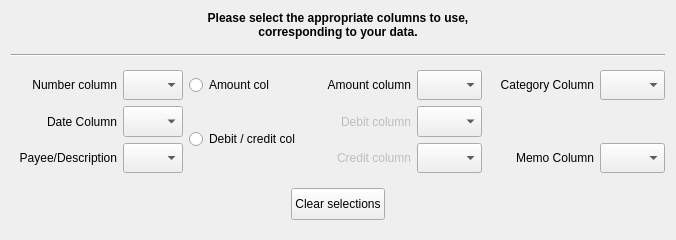
Above: kmymoney/plugins/csvimport/bankingwizardpage.ui from KDE/kmymoney before the change. Below: the same form after it.
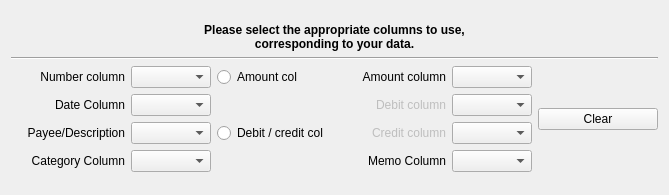
That is the form after the change. Custom widgets are drawn as their Qt base class.

```diff
--- a/kmymoney/plugins/csvimport/bankingwizardpage.ui
+++ b/kmymoney/plugins/csvimport/bankingwizardpage.ui
@@ -6,88 +6,55 @@
    <rect>
     <x>0</x>
     <y>0</y>
-    <width>675</width>
-    <height>240</height>
+    <width>669</width>
+    <height>195</height>
    </rect>
   </property>
   <property name="minimumSize">
    <size>
-    <width>0</width>
-    <height>230</height>
+    <width>600</width>
+    <height>190</height>
    </size>
   </property>
   <property name="maximumSize">
    <size>
     <width>16777215</width>
-    <height>267</height>
+    <height>230</height>
    </size>
   </property>
   <property name="windowTitle">
    <string>Banking Wizard Page</string>
   </property>
-  <layout class="QGridLayout" name="gridLayout_2">
-   <item row="0" column="0">
-    <layout class="QHBoxLayout" name="horizontalLayout" stretch="4,100,4">
+  <layout class="QVBoxLayout" name="verticalLayout_2">
+   <item>
+    <layout class="QVBoxLayout" name="verticalLayout">
      <item>
-      <spacer name="horizontalSpacer">
-       <property name="orientation">
-        <enum>Qt::Horizontal</enum>
+      <widget class="QLabel" name="label">
+       <property name="sizePolicy">
+        <sizepolicy hsizetype="Preferred" vsizetype="Fixed">
+         <horstretch>0</horstretch>
+         <verstretch>0</verstretch>
+        </sizepolicy>
        </property>
-       <property name="sizeHint" stdset="0">
-        <size>
-         <width>40</width>
-         <height>20</height>
-        </size>
-       </property>
-      </spacer>
-     </item>
-     <item>
-      <layout class="QVBoxLayout" name="verticalLayout_2" stretch="20,5,3,5,70,0">
-       <item>
-        <widget class="QLabel" name="label">
-         <property name="text">
-          <string>&lt;!DOCTYPE HTML PUBLIC &quot;-//W3C//DTD HTML 4.0//EN&quot; &quot;http://www.w3.org/TR/REC-html40/strict.dtd&quot;&gt;
+       <property name="text">
+        <string>&lt;!DOCTYPE HTML PUBLIC &quot;-//W3C//DTD HTML 4.0//EN&quot; &quot;http://www.w3.org/TR/REC-html40/strict.dtd&quot;&gt;
 &lt;html&gt;&lt;head&gt;&lt;meta name=&quot;qrichtext&quot; content=&quot;1&quot; /&gt;&lt;style type=&quot;text/css&quot;&gt;
 p, li { white-space: pre-wrap; }
 &lt;/style&gt;&lt;/head&gt;&lt;body style=&quot; font-family:'Sans'; font-size:9pt; font-weight:400; font-style:normal;&quot;&gt;
 &lt;p align=&quot;center&quot; style=&quot; margin-top:0px; margin-bottom:0px; margin-left:0px; margin-right:0px; -qt-block-indent:0; text-indent:0px;&quot;&gt;&lt;span style=&quot; font-weight:600;&quot;&gt;Please select the appropriate columns to use,&lt;/span&gt;&lt;/p&gt;
 &lt;p align=&quot;center&quot; style=&quot; margin-top:0px; margin-bottom:0px; margin-left:0px; margin-right:0px; -qt-block-indent:0; text-indent:0px;&quot;&gt;&lt;span style=&quot; font-weight:600;&quot;&gt;corresponding to your data.&lt;/span&gt;&lt;/p&gt;&lt;/body&gt;&lt;/html&gt;</string>
-         </property>
-        </widget>
-       </item>
-       <item>
-        <spacer name="verticalSpacer_3">
-         <property name="orientation">
-          <enum>Qt::Vertical</enum>
-         </property>
-         <property name="sizeHint" stdset="0">
-          <size>
-           <width>654</width>
-           <height>13</height>
-          </size>
-         </property>
-        </spacer>
-       </item>
-       <item>
-        <widget class="Line" name="line_4">
-         <property name="orientation">
-          <enum>Qt::Horizontal</enum>
-         </property>
-        </widget>
-       </item>
-       <item>
-        <spacer name="verticalSpacer_4">
-         <property name="orientation">
-          <enum>Qt::Vertical</enum>
-         </property>
-         <property name="sizeHint" stdset="0">
-          <size>
-           <width>648</width>
-           <height>13</height>
-          </size>
-         </property>
-        </spacer>
-       </item>
+       </property>
+      </widget>
+     </item>
+     <item>
+      <widget class="Line" name="line_4">
+       <property name="orientation">
+        <enum>Qt::Horizontal</enum>
+       </property>
+      </widget>
+     </item>
+     <item>
+      <layout class="QHBoxLayout" name="horizontalLayout">
        <item>
         <layout class="QGridLayout" name="gridLayout">
          <item row="0" column="0">
@@ -95,13 +62,13 @@
            <property name="minimumSize">
             <size>
              <width>0</width>
-             <height>30</height>
+             <height>20</height>
             </size>
            </property>
            <property name="maximumSize">
             <size>
-             <width>16777215</width>
-             <height>40</height>
+             <width>120</width>
+             <height>25</height>
             </size>
            </property>
            <property name="font">
@@ -122,22 +89,16 @@
          </item>
          <item row="0" column="1">
           <widget class="KComboBox" name="comboBoxBnk_numberCol">
-           <property name="sizePolicy">
-            <sizepolicy hsizetype="Preferred" vsizetype="Preferred">
-             <horstretch>0</horstretch>
-             <verstretch>0</verstretch>
-            </sizepolicy>
-           </property>
            <property name="minimumSize">
             <size>
-             <width>45</width>
-             <height>30</height>
+             <width>50</width>
+             <height>0</height>
             </size>
            </property>
            <property name="maximumSize">
             <size>
-             <width>60</width>
-             <height>40</height>
+             <width>80</width>
+             <height>16777215</height>
             </size>
            </property>
            <property name="toolTip">
@@ -153,12 +114,6 @@
          </item>
          <item row="0" column="2">
           <widget class="QRadioButton" name="radioBnk_amount">
-           <property name="sizePolicy">
-            <sizepolicy hsizetype="Minimum" vsizetype="Preferred">
-             <horstretch>0</horstretch>
-             <verstretch>0</verstretch>
-            </sizepolicy>
-           </property>
            <property name="minimumSize">
             <size>
              <width>0</width>
@@ -167,8 +122,8 @@
            </property>
            <property name="maximumSize">
             <size>
-             <width>16777215</width>
-             <height>40</height>
+             <width>140</width>
+             <height>25</height>
             </size>
            </property>
            <property name="font">
@@ -201,13 +156,13 @@
            <property name="minimumSize">
             <size>
              <width>0</width>
-             <height>30</height>
+             <height>20</height>
             </size>
            </property>
            <property name="maximumSize">
             <size>
-             <width>16777215</width>
-             <height>40</height>
+             <width>110</width>
+             <height>25</height>
             </size>
            </property>
            <property name="font">
@@ -228,22 +183,16 @@
          </item>
          <item row="0" column="4">
           <widget class="KComboBox" name="comboBoxBnk_amountCol">
-           <property name="sizePolicy">
-            <sizepolicy hsizetype="Preferred" vsizetype="Preferred">
-             <horstretch>0</horstretch>
-             <verstretch>0</verstretch>
-            </sizepolicy>
-           </property>
            <property name="minimumSize">
             <size>
-             <width>65</width>
-             <height>30</height>
+             <width>50</width>
+             <height>0</height>
             </size>
            </property>
            <property name="maximumSize">
             <size>
-             <width>60</width>
-             <height>40</height>
+             <width>80</width>
+             <height>16777215</height>
             </size>
            </property>
            <property name="toolTip">
@@ -254,76 +203,18 @@
            </property>
           </widget>
          </item>
-         <item row="0" column="5">
-          <widget class="QLabel" name="labelBnk_category">
-           <property name="minimumSize">
-            <size>
-             <width>0</width>
-             <height>30</height>
-            </size>
-           </property>
-           <property name="maximumSize">
-            <size>
-             <width>16777215</width>
-             <height>40</height>
-            </size>
-           </property>
-           <property name="font">
-            <font>
-             <underline>false</underline>
-            </font>
-           </property>
-           <property name="accessibleName">
-            <string comment="column containing number field"/>
-           </property>
-           <property name="text">
-            <string comment="column containing number field">Category Column</string>
-           </property>
-           <property name="alignment">
-            <set>Qt::AlignRight|Qt::AlignTrailing|Qt::AlignVCenter</set>
-           </property>
-          </widget>
-         </item>
-         <item row="0" column="6">
-          <widget class="KComboBox" name="comboBoxBnk_categoryCol">
-           <property name="sizePolicy">
-            <sizepolicy hsizetype="Preferred" vsizetype="Preferred">
-             <horstretch>0</horstretch>
-             <verstretch>0</verstretch>
-            </sizepolicy>
-           </property>
-           <property name="minimumSize">
-            <size>
-             <width>65</width>
-             <height>30</height>
-            </size>
-           </property>
-           <property name="maximumSize">
-            <size>
-             <width>60</width>
-             <height>40</height>
-            </size>
-           </property>
-           <property name="toolTip">
-            <string>Select column containing category field.</string>
-           </property>
-           <property name="maxVisibleItems">
-            <number>12</number>
-           </property>
-          </widget>
-         </item>
          <item row="1" column="0">
           <widget class="QLabel" name="labelBnk_date">
            <property name="minimumSize">
             <size>
-             <width>20</width>
-             <height>0</height>
+             <width>0</width>
+             <height>20</height>
             </size>
            </property>
            <property name="maximumSize">
             <size>
-             <width>16777215</width>
-             <height>40</height>
+             <width>120</width>
+             <height>25</height>
             </size>
            </property>
            <property name="font">
@@ -344,22 +235,16 @@
          </item>
          <item row="1" column="1">
           <widget class="KComboBox" name="comboBoxBnk_dateCol">
-           <property name="sizePolicy">
-            <sizepolicy hsizetype="Preferred" vsizetype="Preferred">
-             <horstretch>0</horstretch>
-             <verstretch>0</verstretch>
-            </sizepolicy>
-           </property>
            <property name="minimumSize">
             <size>
-             <width>45</width>
-             <height>30</height>
+             <width>50</width>
+             <height>0</height>
             </size>
            </property>
            <property name="maximumSize">
             <size>
-             <width>60</width>
-             <height>40</height>
+             <width>80</width>
+             <height>16777215</height>
             </size>
            </property>
            <property name="toolTip">
@@ -370,45 +255,6 @@
            </property>
           </widget>
          </item>
-         <item row="1" column="2" rowspan="2">
-          <widget class="QRadioButton" name="radioBnk_debCred">
-           <property name="sizePolicy">
-            <sizepolicy hsizetype="Minimum" vsizetype="Preferred">
-             <horstretch>0</horstretch>
-             <verstretch>0</verstretch>
-            </sizepolicy>
-           </property>
-           <property name="minimumSize">
-            <size>
-             <width>0</width>
-             <height>40</height>
-            </size>
-           </property>
-           <property name="maximumSize">
-            <size>
-             <width>16777215</width>
-             <height>60</height>
-            </size>
-           </property>
-           <property name="font">
-            <font>
-             <underline>false</underline>
-            </font>
-           </property>
-           <property name="toolTip">
-            <string>Select 'Debit/credit' if both columns exist, otherwise select 'Amount'.</string>
-           </property>
-           <property name="accessibleName">
-            <string comment="presence of debit and credit column"/>
-           </property>
-           <property name="text">
-            <string comment="presence of debit/credit columns">Debit / credit col</string>
-           </property>
-           <property name="checked">
-            <bool>false</bool>
-           </property>
-          </widget>
-         </item>
          <item row="1" column="3">
           <widget class="QLabel" name="labelBnk_debits">
            <property name="enabled">
@@ -417,13 +263,13 @@
            <property name="minimumSize">
             <size>
              <width>0</width>
-             <height>30</height>
+             <height>20</height>
             </size>
            </property>
            <property name="maximumSize">
             <size>
-             <width>16777215</width>
-             <height>40</height>
+             <width>110</width>
+             <height>25</height>
             </size>
            </property>
            <property name="font">
@@ -444,22 +290,16 @@
          </item>
          <item row="1" column="4">
           <widget class="KComboBox" name="comboBoxBnk_debitCol">
-           <property name="sizePolicy">
-            <sizepolicy hsizetype="Preferred" vsizetype="Preferred">
-             <horstretch>0</horstretch>
-             <verstretch>0</verstretch>
-            </sizepolicy>
-           </property>
            <property name="minimumSize">
             <size>
-             <width>65</width>
-             <height>30</height>
+             <width>50</width>
+             <height>0</height>
             </size>
            </property>
            <property name="maximumSize">
             <size>
-             <width>60</width>
-             <height>40</height>
+             <width>80</width>
+             <height>16777215</height>
             </size>
            </property>
            <property name="toolTip">
@@ -475,13 +315,13 @@
            <property name="minimumSize">
             <size>
              <width>0</width>
-             <height>30</height>
+             <height>20</height>
             </size>
            </property>
            <property name="maximumSize">
             <size>
-             <width>16777215</width>
-             <height>40</height>
+             <width>130</width>
+             <height>25</height>
             </size>
            </property>
            <property name="font">
@@ -502,22 +342,16 @@
          </item>
          <item row="2" column="1">
           <widget class="KComboBox" name="comboBoxBnk_payeeCol">
-           <property name="sizePolicy">
-            <sizepolicy hsizetype="Preferred" vsizetype="Preferred">
-             <horstretch>0</horstretch>
-             <verstretch>0</verstretch>
-            </sizepolicy>
-           </property>
            <property name="minimumSize">
             <size>
-             <width>45</width>
-             <height>30</height>
+             <width>50</width>
+             <height>0</height>
             </size>
            </property>
            <property name="maximumSize">
             <size>
-             <width>60</width>
-             <height>40</height>
+             <width>80</width>
+             <height>16777215</height>
             </size>
            </property>
            <property name="toolTip">
@@ -528,6 +362,39 @@
            </property>
           </widget>
          </item>
+         <item row="2" column="2">
+          <widget class="QRadioButton" name="radioBnk_debCred">
+           <property name="minimumSize">
+            <size>
+             <width>0</width>
+             <height>20</height>
+            </size>
+           </property>
+           <property name="maximumSize">
+            <size>
+             <width>140</width>
+             <height>25</height>
+            </size>
+           </property>
+           <property name="font">
+            <font>
+             <underline>false</underline>
+            </font>
+           </property>
+           <property name="toolTip">
+            <string>Select 'Debit/credit' if both columns exist, otherwise select 'Amount'.</string>
+           </property>
+           <property name="accessibleName">
+            <string comment="presence of debit and credit column"/>
+           </property>
+           <property name="text">
+            <string comment="presence of debit/credit columns">Debit / credit col</string>
+           </property>
+           <property name="checked">
+            <bool>false</bool>
+           </property>
+          </widget>
+         </item>
          <item row="2" column="3">
           <widget class="QLabel" name="labelBnk_credits">
            <property name="enabled">
@@ -536,13 +403,13 @@
            <property name="minimumSize">
             <size>
              <width>0</width>
-             <height>30</height>
+             <height>20</height>
             </size>
            </property>
            <property name="maximumSize">
             <size>
-             <width>16777215</width>
-             <height>40</height>
+             <width>110</width>
+             <height>25</height>
             </size>
            </property>
            <property name="font">
@@ -563,22 +430,16 @@
          </item>
          <item row="2" column="4">
           <widget class="KComboBox" name="comboBoxBnk_creditCol">
-           <property name="sizePolicy">
-            <sizepolicy hsizetype="Preferred" vsizetype="Preferred">
-             <horstretch>0</horstretch>
-             <verstretch>0</verstretch>
-            </sizepolicy>
-           </property>
            <property name="minimumSize">
             <size>
-             <width>65</width>
-             <height>30</height>
+             <width>50</width>
+             <height>0</height>
             </size>
            </property>
            <property name="maximumSize">
             <size>
-             <width>60</width>
-             <height>40</height>
+             <width>80</width>
+             <height>16777215</height>
             </size>
            </property>
            <property name="toolTip">
@@ -589,18 +450,76 @@
            </property>
           </widget>
          </item>
-         <item row="2" column="5">
+         <item row="3" column="0">
+          <widget class="QLabel" name="labelBnk_category">
+           <property name="minimumSize">
+            <size>
+             <width>0</width>
+             <height>20</height>
+            </size>
+           </property>
+           <property name="maximumSize">
+            <size>
+             <width>120</width>
+             <height>25</height>
+            </size>
+           </property>
+           <property name="font">
+            <font>
+             <underline>false</underline>
+            </font>
+           </property>
+           <property name="accessibleName">
+            <string comment="column containing number field"/>
+           </property>
+           <property name="text">
+            <string comment="column containing number field">Category Column</string>
+           </property>
+           <property name="alignment">
+            <set>Qt::AlignRight|Qt::AlignTrailing|Qt::AlignVCenter</set>
+           </property>
+          </widget>
+         </item>
+         <item row="3" column="1">
+          <widget class="KComboBox" name="comboBoxBnk_categoryCol">
+           <property name="sizePolicy">
+            <sizepolicy hsizetype="Preferred" vsizetype="Fixed">
+             <horstretch>0</horstretch>
+             <verstretch>0</verstretch>
+            </sizepolicy>
+           </property>
+           <property name="minimumSize">
+            <size>
+             <width>50</width>
+             <height>0</height>
+            </size>
+           </property>
+           <property name="maximumSize">
+            <size>
+             <width>80</width>
+             <height>16777215</height>
+            </size>
+           </property>
+           <property name="toolTip">
+            <string>Select column containing category field.</string>
+           </property>
+           <property name="maxVisibleItems">
+            <number>12</number>
+           </property>
+          </widget>
+         </item>
+         <item row="3" column="3">
           <widget class="QLabel" name="labelBnk_memo">
            <property name="minimumSize">
             <size>
              <width>0</width>
-             <height>30</height>
+             <height>20</height>
             </size>
            </property>
            <property name="maximumSize">
             <size>
-             <width>16777215</width>
-             <height>40</height>
+             <width>120</width>
+             <height>25</height>
             </size>
            </property>
            <property name="font">
@@ -619,24 +538,24 @@
            </property>
           </widget>
          </item>
-         <item row="2" column="6">
+         <item row="3" column="4">
           <widget class="KComboBox" name="comboBoxBnk_memoCol">
            <property name="sizePolicy">
-            <sizepolicy hsizetype="Preferred" vsizetype="Preferred">
+            <sizepolicy hsizetype="Preferred" vsizetype="Fixed">
              <horstretch>0</horstretch>
              <verstretch>0</verstretch>
             </sizepolicy>
            </property>
            <property name="minimumSize">
             <size>
-             <width>65</width>
-             <height>30</height>
+             <width>50</width>
+             <height>0</height>
             </size>
            </property>
            <property name="maximumSize">
             <size>
-             <width>60</width>
-             <height>40</height>
+             <width>80</width>
+             <height>16777215</height>
             </size>
            </property>
            <property name="toolTip">
@@ -650,108 +569,23 @@
         </layout>
        </item>
        <item>
-        <layout class="QHBoxLayout" name="horizontalLayout_2">
-         <item>
-          <spacer name="horizontalSpacer_5">
-           <property name="orientation">
-            <enum>Qt::Horizontal</enum>
-           </property>
-           <property name="sizeHint" stdset="0">
-            <size>
-             <width>40</width>
-             <height>20</height>
-            </size>
-           </property>
-          </spacer>
-         </item>
-         <item>
-          <layout class="QVBoxLayout" name="verticalLayout" stretch="1,20,1">
-           <item>
-            <spacer name="verticalSpacer">
-             <property name="orientation">
-              <enum>Qt::Vertical</enum>
-             </property>
-             <property name="sizeHint" stdset="0">
-              <size>
-               <width>20</width>
-               <height>13</height>
-              </size>
-             </property>
-            </spacer>
-           </item>
-           <item>
-            <widget class="QPushButton" name="button_clear">
-             <property name="sizePolicy">
-              <sizepolicy hsizetype="Minimum" vsizetype="Preferred">
-               <horstretch>0</horstretch>
-               <verstretch>0</verstretch>
-              </sizepolicy>
-             </property>
-             <property name="minimumSize">
-              <size>
-               <width>0</width>
-               <height>24</height>
-              </size>
-             </property>
-             <property name="maximumSize">
-              <size>
-               <width>200</width>
-               <height>32</height>
-              </size>
-             </property>
-             <property name="toolTip">
-              <string>Clear selected column entries</string>
-             </property>
-             <property name="text">
-              <string>Clear selections</string>
-             </property>
-            </widget>
-           </item>
-           <item>
-            <spacer name="verticalSpacer_2">
-             <property name="orientation">
-              <enum>Qt::Vertical</enum>
-             </property>
-             <property name="sizeHint" stdset="0">
-              <size>
-               <width>20</width>
-               <height>13</height>
-              </size>
-             </property>
-            </spacer>
-           </item>
-          </layout>
-         </item>
-         <item>
-          <spacer name="horizontalSpacer_6">
-           <property name="orientation">
-            <enum>Qt::Horizontal</enum>
-           </property>
-           <property name="sizeHint" stdset="0">
-            <size>
-             <width>40</width>
-             <height>20</height>
-            </size>
-           </property>
-          </spacer>
-         </item>
-        </layout>
+        <widget class="QPushButton" name="button_clear">
+         <property name="maximumSize">
+          <size>
+           <width>120</width>
+           <height>16777215</height>
+          </size>
+         </property>
+         <property name="toolTip">
+          <string>Clear selected column entries</string>
+         </property>
+         <property name="text">
+          <string>Clear</string>
+         </property>
+        </widget>
        </item>
       </layout>
      </item>
-     <item>
-      <spacer name="horizontalSpacer_2">
-       <property name="orientation">
-        <enum>Qt::Horizontal</enum>
-       </property>
-       <property name="sizeHint" stdset="0">
-        <size>
-         <width>40</width>
-         <height>20</height>
-        </size>
-       </property>
-      </spacer>
-     </item>
     </layout>
    </item>
   </layout>
```
